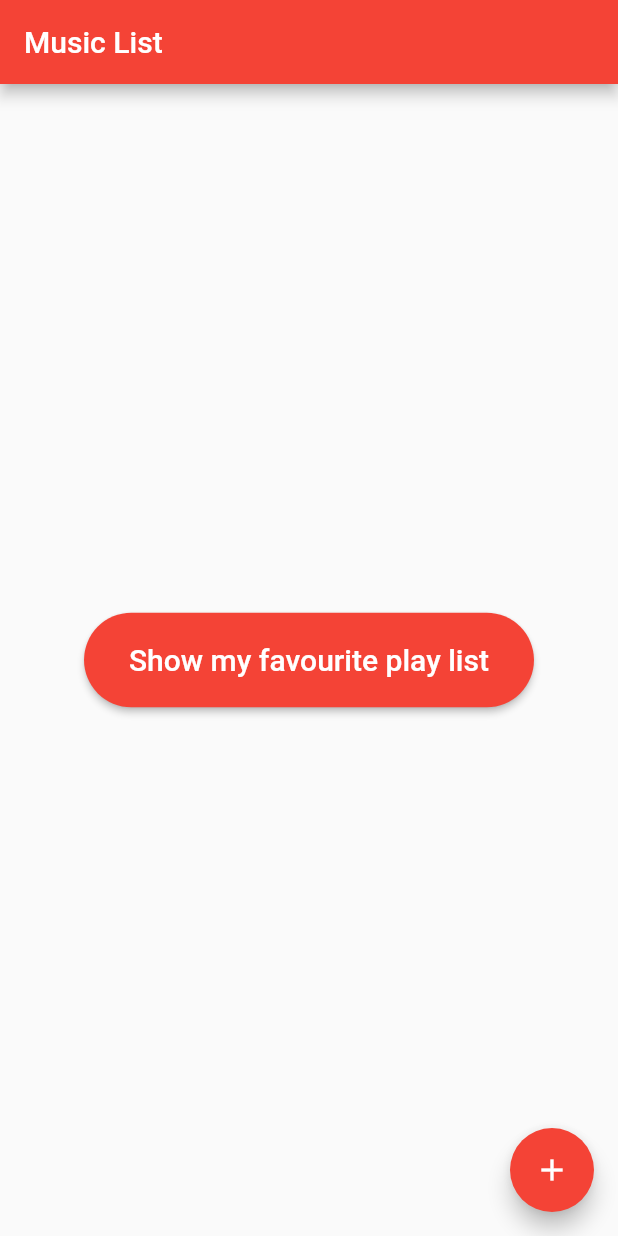
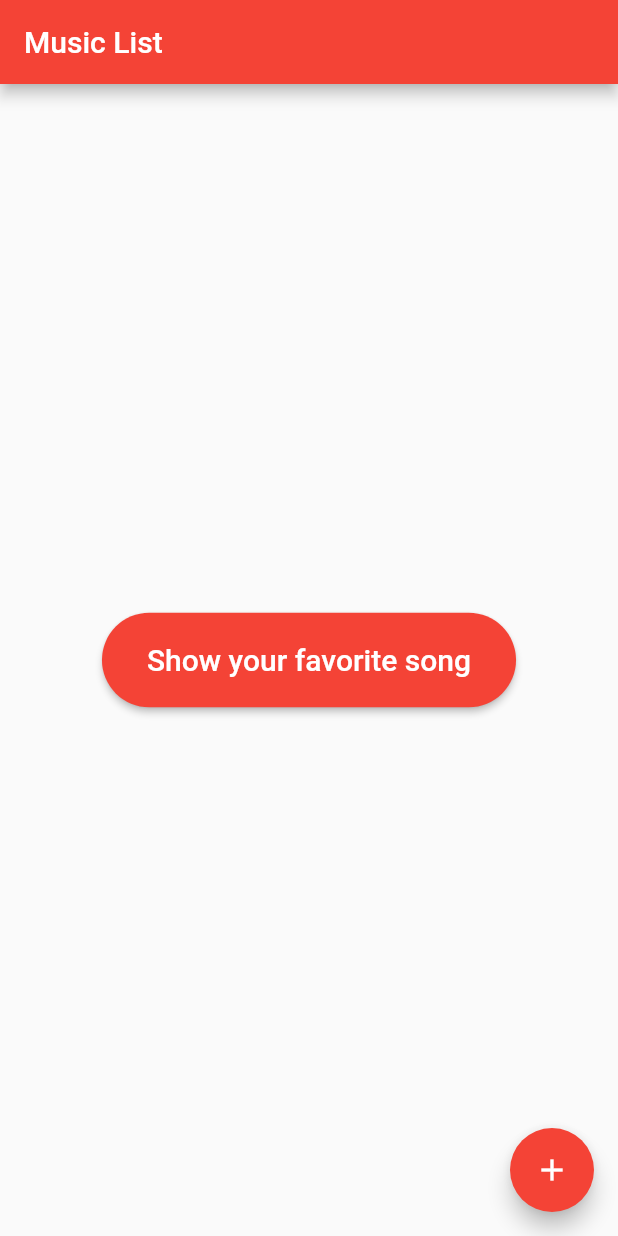
Before and after one commit to minhtringuyennn/MusicJsonApp-Flutter, a Flutter app: the screen it shows after launch, on a phone screen of 412 x 824 dp. Run offline on Flutter 3.47's test engine with Material 2 defaults, Android fonts, the phone set to English and light mode, and no system bars; missing offline and left inert: loading_animations.

Commit message:
Add template_button

```diff
--- a/lib/homepage.dart
+++ b/lib/homepage.dart
@@ -8,6 +8,7 @@ import 'dart:io';
 
 import './user.dart';
 import './listdetail.dart';
+import './template_button.dart';
 
 class MyHomePage extends StatefulWidget {
   final String title;
@@ -174,13 +175,13 @@ class _MyHomePageState extends State<MyHomePage> {
               child: Column(
                 mainAxisAlignment: MainAxisAlignment.center,
                 children: [
-                  buildButton(
-                    text: 'Show my favourite play list',
-                    onClicked: () => showModalBottomSheet(
+                  Button(
+                    text: "Show your favorite song",
+                    onPressed: () => showModalBottomSheet(
                       isScrollControlled: true,
                       backgroundColor: Colors.transparent,
                       context: context,
-                      builder: (context) => buildSheet(),
+                      builder: (context) => _buildSheet(),
                     ),
                   ),
                 ],
@@ -193,17 +194,7 @@ class _MyHomePageState extends State<MyHomePage> {
     );
   }
 
-  Widget buildButton({required String text, required VoidCallback onClicked}) =>
-      ElevatedButton(
-        style: ElevatedButton.styleFrom(
-          shape: StadiumBorder(),
-          padding: EdgeInsets.symmetric(horizontal: 30, vertical: 20),
-        ),
-        child: Text(text, style: TextStyle(fontSize: 20)),
-        onPressed: onClicked,
-      );
-
-  Widget buildSheet() => DraggableScrollableSheet(
+  Widget _buildSheet() => DraggableScrollableSheet(
         initialChildSize: 0.85,
         minChildSize: 0.84,
         maxChildSize: 0.85,
--- /dev/null
+++ b/lib/template_button.dart
@@ -0,0 +1,26 @@
+import 'package:flutter/material.dart';
+
+class Button extends StatefulWidget {
+  final String text;
+  final VoidCallback onPressed;
+
+  Button({required this.text, required this.onPressed});
+
+  @override
+  State<StatefulWidget> createState() => _ButtonState();
+}
+
+class _ButtonState extends State<Button> {
+  @override
+  Widget build(BuildContext context) => buildButton(text: widget.text, onClicked: widget.onPressed);
+}
+
+Widget buildButton({required String text, required VoidCallback onClicked}) =>
+    ElevatedButton(
+      style: ElevatedButton.styleFrom(
+        shape: StadiumBorder(),
+        padding: EdgeInsets.symmetric(horizontal: 30, vertical: 20),
+      ),
+      child: Text(text, style: TextStyle(fontSize: 20)),
+      onPressed: onClicked,
+    );
```
